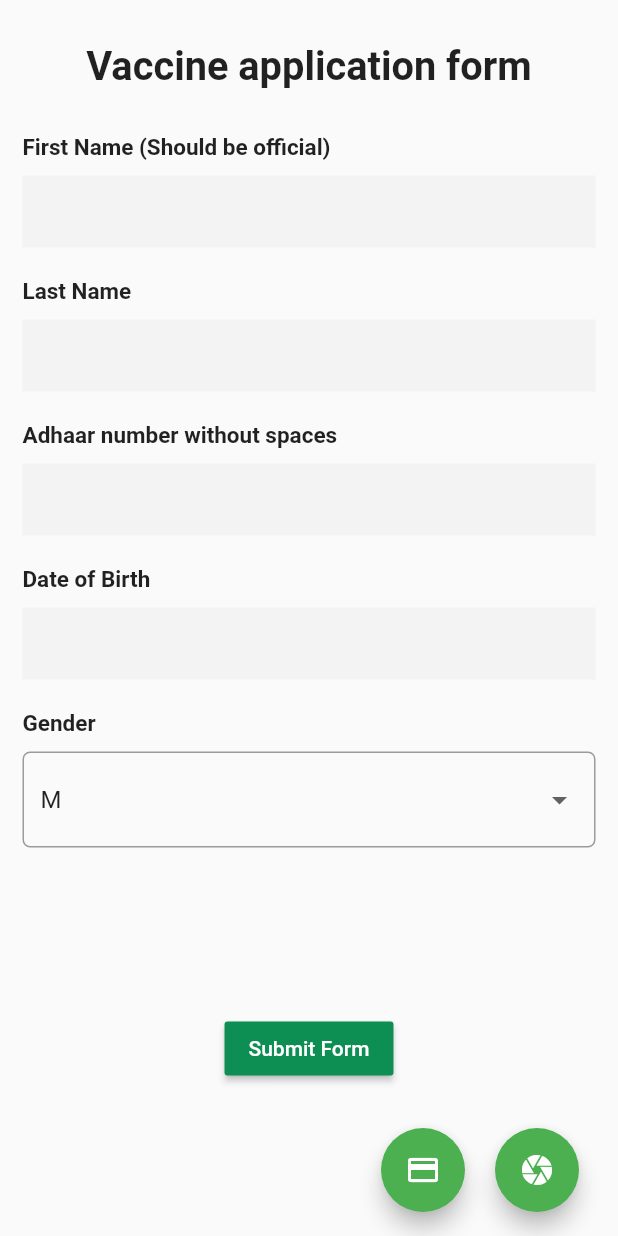
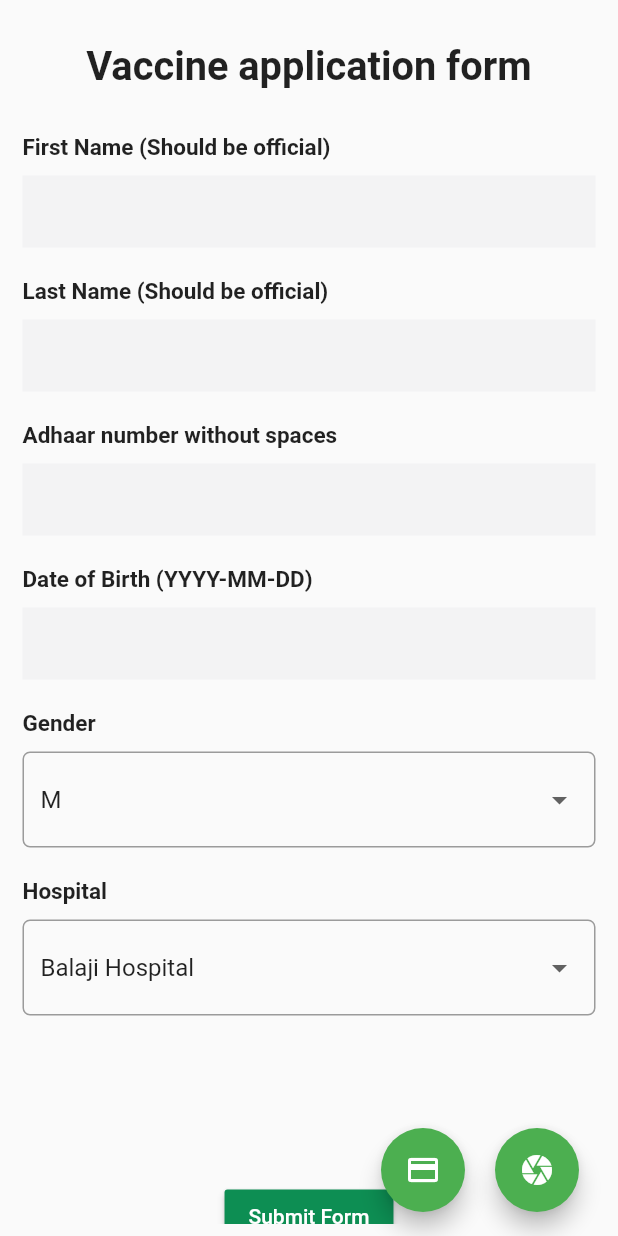
Before and after one commit to sahil9001/VaxU_Codebreak_2.0, a Flutter app: the KycScreen screen opened directly, on a phone screen of 412 x 824 dp. Run offline on Flutter 3.47's test engine with Material 2 defaults, Android fonts, the light colour scheme and no system bars; our stand-ins replace dio, fl_chart, flutter_screenutil, flutter_svg, google_fonts, image_picker and 1 more; accounts and stored records are empty.

Commit message:
Added hospitals

```diff
--- a/vaxuapp/lib/constants.dart
+++ b/vaxuapp/lib/constants.dart
@@ -10,7 +10,7 @@ const kPrimaryColor = Color(0xFF0D8E53);
 const kBackgroundColor = Color(0xFFFCFCFC);
 const kInactiveChartColor = Color(0xFFEAECEF);
 
-const URL_HOST = '20.198.3.123:80';
+const URL_HOST = '192.168.1.4:8000';
 const kDarkPrimaryColor = Color(0xFF212121);
 const kDarkSecondaryColor = Color(0xFF373737);
 const kLightPrimaryColor = Color(0xFFFFFFFF);
--- a/vaxuapp/lib/src/kyc_form.dart
+++ b/vaxuapp/lib/src/kyc_form.dart
@@ -21,6 +21,14 @@ import 'package:path/path.dart';
 import 'package:dio/dio.dart';
 import 'package:http_parser/http_parser.dart';
 
+class HospitalList {
+  String name;
+  String hospital_id;
+  HospitalList({
+    this.name,
+    this.hospital_id
+  });
+}
 class AppliedResponse {
   final bool applied_for_vaccination;
   AppliedResponse({this.applied_for_vaccination});
@@ -54,7 +62,8 @@ Future<StreamedResponse> postEKYC(
     String date,
     File adhaar_image,
     File image,
-    String adhaar_number) async {
+    String adhaar_number,
+    String hospital_id) async {
   String token = await User().getToken();
   String uploadURL = "http://${URL_HOST}/api/ekyc/register/";
   String filename = adhaar_image.path;
@@ -70,6 +79,7 @@ Future<StreamedResponse> postEKYC(
   request.fields["dob"] = date;
   request.fields["gender"] = gender;
   request.fields["adhaar_number"] = adhaar_number;
+  request.fields["hospital_id"] = hospital_id;
   //
   var res = await request.send();
   return res;
@@ -84,10 +94,54 @@ class _KycScreenState extends State<KycScreen> {
   final GlobalKey<FormState> _formKey = GlobalKey<FormState>();
   final GlobalKey<ScaffoldState> _scaffoldKey = new GlobalKey<ScaffoldState>();
   var _genderItems = ['M', 'F'];
+  List<HospitalList> _hospitalItems = [
+    HospitalList(
+      hospital_id: "2",
+      name: "Balaji Hospital"
+    ),
+    HospitalList(
+      hospital_id: "3",
+      name: "Sarvodaya Hospital"
+    ),
+    HospitalList(
+      hospital_id: "4",
+      name: "Ambedkar Government Hospital"
+    ),
+    HospitalList(
+      hospital_id: "5",
+      name: "Krishna Hospital"
+    ),
+    HospitalList(
+      hospital_id: "6",
+      name: "Aryan Hospital"
+    ),
+    HospitalList(
+      hospital_id: "7",
+      name: "Sanjeeb Hospital"
+    ),
+    HospitalList(
+      hospital_id: "8",
+      name: "Sakshi Hospital"
+    ),
+    HospitalList(
+      hospital_id: "9",
+      name: "Kalyan Hospital"
+    ),
+    HospitalList(
+      hospital_id: "10",
+      name: "Suyash Hospital"
+    ),
+    HospitalList(
+      hospital_id: "11",
+      name: "Narayana Hospital"
+    ),
+
+  ];
   ApiResponse _apiResponse = new ApiResponse();
   String _firstname = "";
   String _lastname = "";
   String _gender = 'M';
+  String _hospital_id = "";
   File _adhaar_image;
   File _image;
   Uri _adhaar_image_picked;
@@ -133,6 +187,11 @@ class _KycScreenState extends State<KycScreen> {
         print('No image selected.');
       }
     });
+  }
+ @override
+ void initState() {
+    super.initState();
+   _hospital_id = _hospitalItems[0].hospital_id;
   }
 
   @override
@@ -191,7 +250,7 @@ class _KycScreenState extends State<KycScreen> {
                     crossAxisAlignment: CrossAxisAlignment.start,
                     children: <Widget>[
                       Text(
-                        "Last Name",
+                        "Last Name (Should be official)",
                         style: TextStyle(
                             fontWeight: FontWeight.bold, fontSize: 15),
                       ),
@@ -253,7 +312,7 @@ class _KycScreenState extends State<KycScreen> {
                     crossAxisAlignment: CrossAxisAlignment.start,
                     children: <Widget>[
                       Text(
-                        "Date of Birth",
+                        "Date of Birth (YYYY-MM-DD)",
                         style: TextStyle(
                             fontWeight: FontWeight.bold, fontSize: 15),
                       ),
@@ -328,6 +387,54 @@ class _KycScreenState extends State<KycScreen> {
                   ),
                 ),
                 Container(
+                  margin: EdgeInsets.symmetric(vertical: 10),
+                  child: Column(
+                    crossAxisAlignment: CrossAxisAlignment.start,
+                    children: <Widget>[
+                      Text(
+                        "Hospital",
+                        style: TextStyle(
+                            fontWeight: FontWeight.bold, fontSize: 15),
+                      ),
+                      SizedBox(
+                        height: 10,
+                      ),
+                      FormField<String>(
+                        builder: (FormFieldState<String> state) {
+                          return InputDecorator(
+                            decoration: InputDecoration(
+                                labelStyle: TextStyle(
+                                    color: Colors.redAccent, fontSize: 16.0),
+                                errorStyle: TextStyle(
+                                    color: Colors.redAccent, fontSize: 16.0),
+                                hintText: 'Hospital',
+                                border: OutlineInputBorder(
+                                    borderRadius: BorderRadius.circular(5.0))),
+                            child: DropdownButtonHideUnderline(
+                              child: DropdownButton<String>(
+                                value: _hospital_id,
+                                isDense: true,
+                                onChanged: (String newValue) {
+                                  setState(() {
+                                    _hospital_id = newValue;
+                                    state.didChange(newValue);
+                                  });
+                                },
+                                items: _hospitalItems.map((item) {
+                                  return DropdownMenuItem<String>(
+                                    value: item.hospital_id,
+                                    child: Text(item.name),
+                                  );
+                                }).toList(),
+                              ),
+                            ),
+                          );
+                        },
+                      ),
+                    ],
+                  ),
+                ),
+                Container(
                   margin: EdgeInsets.symmetric(vertical: 100),
                   child: RaisedButton(
                     onPressed: _handleSubmit,
@@ -371,11 +478,11 @@ class _KycScreenState extends State<KycScreen> {
     } else {
       form.save();
       var res = await postEKYC(_firstname, _lastname, _gender, _date,
-          _adhaar_image, _image, _adhaar_number);
+          _adhaar_image, _image, _adhaar_number,_hospital_id);
       if ((_apiResponse.ApiError as ApiError) == null) {
         if (res.statusCode == 201)
           showInSnackBar('Success');
-        else if (res.statusCode == 400) showInSnackBar('Refill the form');
+        else if (res.statusCode == 400) showInSnackBar('Resubmit the adhaar card and proper details');
       } else {
         showInSnackBar((_apiResponse.ApiError as ApiError).error);
       }
```
